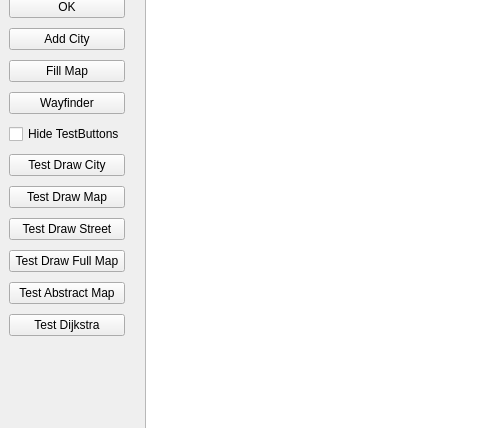
Before: the Qt Designer form Vorlagen/Streetplanner/Streetplanner/mainwindow.ui in soenkesoos/PI1, drawn with Qt 5; both pictures show x 0 to 480 and y 88 to 516 of the 920 by 763 pixel window.
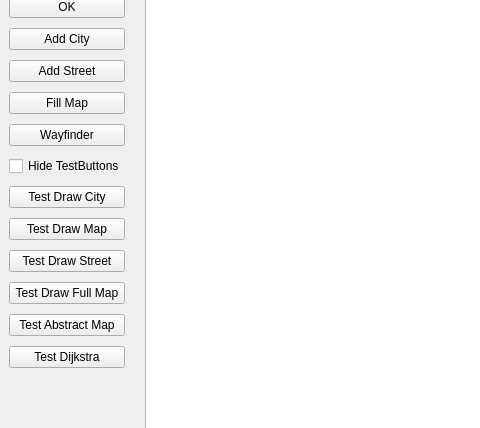
After: the same form once the commit is applied.

Commit message: Added addstreetdialog and possibility to import cities and streets from file

Patch:
```diff
--- a/Vorlagen/Streetplanner/Streetplanner/mainwindow.ui
+++ b/Vorlagen/Streetplanner/Streetplanner/mainwindow.ui
@@ -21,17 +21,23 @@
     <property name="verticalSpacing">
      <number>10</number>
     </property>
-    <item row="10" column="0">
-     <widget class="QPushButton" name="pushButton_TestDrawFullMap">
-      <property name="text">
-       <string>Test Draw Full Map</string>
+    <item row="1" column="0">
+     <widget class="QLineEdit" name="lineEdit_Input">
+      <property name="placeholderText">
+       <string>Input</string>
+      </property>
+      <property name="clearButtonEnabled">
+       <bool>true</bool>
       </property>
      </widget>
     </item>
-    <item row="8" column="0">
-     <widget class="QPushButton" name="pushButton_TestDrawMapWithCities">
+    <item row="2" column="0">
+     <widget class="QPushButton" name="pushButton_Input">
+      <property name="toolTip">
+       <string>send the Input</string>
+      </property>
       <property name="text">
-       <string>Test Draw Map</string>
+       <string>OK</string>
       </property>
      </widget>
     </item>
@@ -42,7 +48,66 @@
       </property>
      </widget>
     </item>
-    <item row="13" column="0">
+    <item row="0" column="1" rowspan="15">
+     <widget class="QGraphicsView" name="graphicsView"/>
+    </item>
+    <item row="12" column="0">
+     <widget class="QPushButton" name="pushButton_TestAbstractMap">
+      <property name="text">
+       <string>Test Abstract Map</string>
+      </property>
+     </widget>
+    </item>
+    <item row="9" column="0">
+     <widget class="QPushButton" name="pushButton_TestDrawMapWithCities">
+      <property name="text">
+       <string>Test Draw Map</string>
+      </property>
+     </widget>
+    </item>
+    <item row="11" column="0">
+     <widget class="QPushButton" name="pushButton_TestDrawFullMap">
+      <property name="text">
+       <string>Test Draw Full Map</string>
+      </property>
+     </widget>
+    </item>
+    <item row="7" column="0">
+     <widget class="QCheckBox" name="checkBox_HideTestButtons">
+      <property name="text">
+       <string>Hide TestButtons</string>
+      </property>
+     </widget>
+    </item>
+    <item row="5" column="0">
+     <widget class="QPushButton" name="pushButton_FillMap">
+      <property name="text">
+       <string>Fill Map</string>
+      </property>
+     </widget>
+    </item>
+    <item row="3" column="0">
+     <widget class="QPushButton" name="pushButton_AddCity">
+      <property name="text">
+       <string>Add City</string>
+      </property>
+     </widget>
+    </item>
+    <item row="10" column="0">
+     <widget class="QPushButton" name="pushButton_TestDrawStreet">
+      <property name="text">
+       <string>Test Draw Street</string>
+      </property>
+     </widget>
+    </item>
+    <item row="6" column="0">
+     <widget class="QPushButton" name="pushButton_Wayfinder">
+      <property name="text">
+       <string>Wayfinder</string>
+      </property>
+     </widget>
+    </item>
+    <item row="14" column="0">
      <spacer name="verticalSpacer">
       <property name="orientation">
        <enum>Qt::Vertical</enum>
@@ -55,82 +120,24 @@
       </property>
      </spacer>
     </item>
-    <item row="6" column="0">
-     <widget class="QCheckBox" name="checkBox_HideTestButtons">
-      <property name="text">
-       <string>Hide TestButtons</string>
-      </property>
-     </widget>
-    </item>
-    <item row="3" column="0">
-     <widget class="QPushButton" name="pushButton_AddCity">
-      <property name="text">
-       <string>Add City</string>
-      </property>
-     </widget>
-    </item>
-    <item row="9" column="0">
-     <widget class="QPushButton" name="pushButton_TestDrawStreet">
-      <property name="text">
-       <string>Test Draw Street</string>
-      </property>
-     </widget>
-    </item>
-    <item row="7" column="0">
+    <item row="8" column="0">
      <widget class="QPushButton" name="pushButton_TestDrawCity">
       <property name="text">
        <string>Test Draw City</string>
       </property>
      </widget>
     </item>
-    <item row="12" column="0">
+    <item row="13" column="0">
      <widget class="QPushButton" name="pushButton_TestDijkstra">
       <property name="text">
        <string>Test Dijkstra</string>
       </property>
      </widget>
     </item>
-    <item row="11" column="0">
-     <widget class="QPushButton" name="pushButton_TestAbstractMap">
-      <property name="text">
-       <string>Test Abstract Map</string>
-      </property>
-     </widget>
-    </item>
     <item row="4" column="0">
-     <widget class="QPushButton" name="pushButton_FillMap">
+     <widget class="QPushButton" name="pushButton_AddStreet">
       <property name="text">
-       <string>Fill Map</string>
-      </property>
-     </widget>
-    </item>
-    <item row="0" column="1" rowspan="14">
-     <widget class="QGraphicsView" name="graphicsView"/>
-    </item>
-    <item row="2" column="0">
-     <widget class="QPushButton" name="pushButton_Input">
-      <property name="toolTip">
-       <string>send the Input</string>
-      </property>
-      <property name="text">
-       <string>OK</string>
-      </property>
-     </widget>
-    </item>
-    <item row="1" column="0">
-     <widget class="QLineEdit" name="lineEdit_Input">
-      <property name="placeholderText">
-       <string>Input</string>
-      </property>
-      <property name="clearButtonEnabled">
-       <bool>true</bool>
-      </property>
-     </widget>
-    </item>
-    <item row="5" column="0">
-     <widget class="QPushButton" name="pushButton_Wayfinder">
-      <property name="text">
-       <string>Wayfinder</string>
+       <string>Add Street</string>
       </property>
      </widget>
     </item>
```
Left out of the diff: 2 changed lines with no effect on the pictures. The commit also changes 10 other files.
